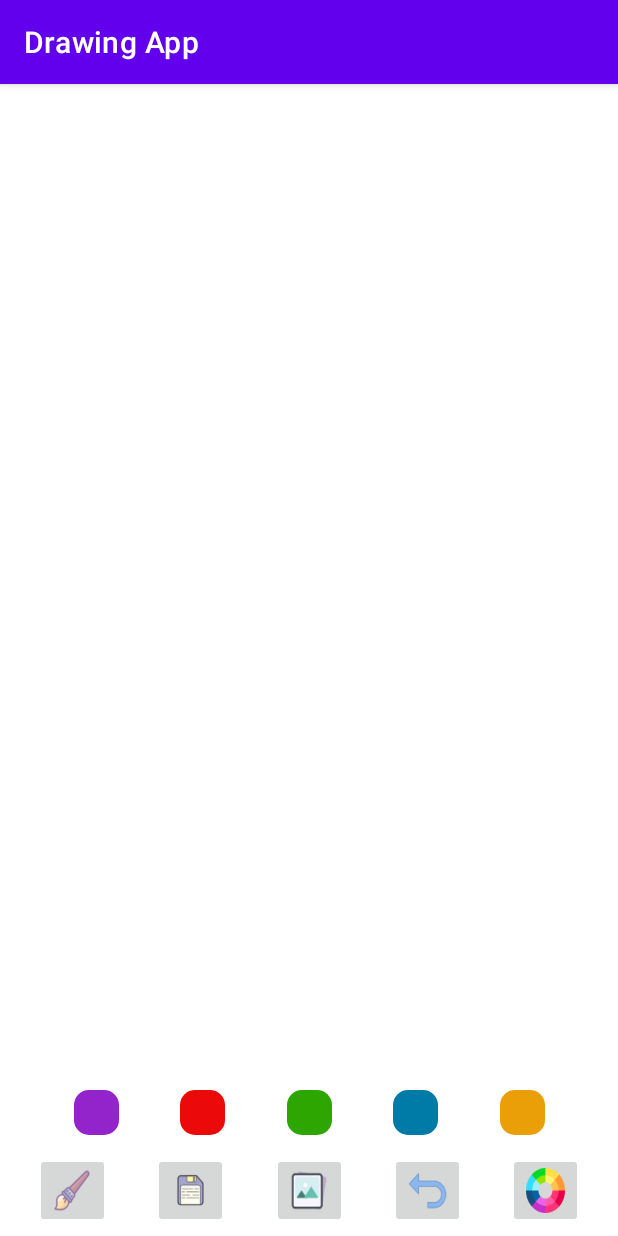
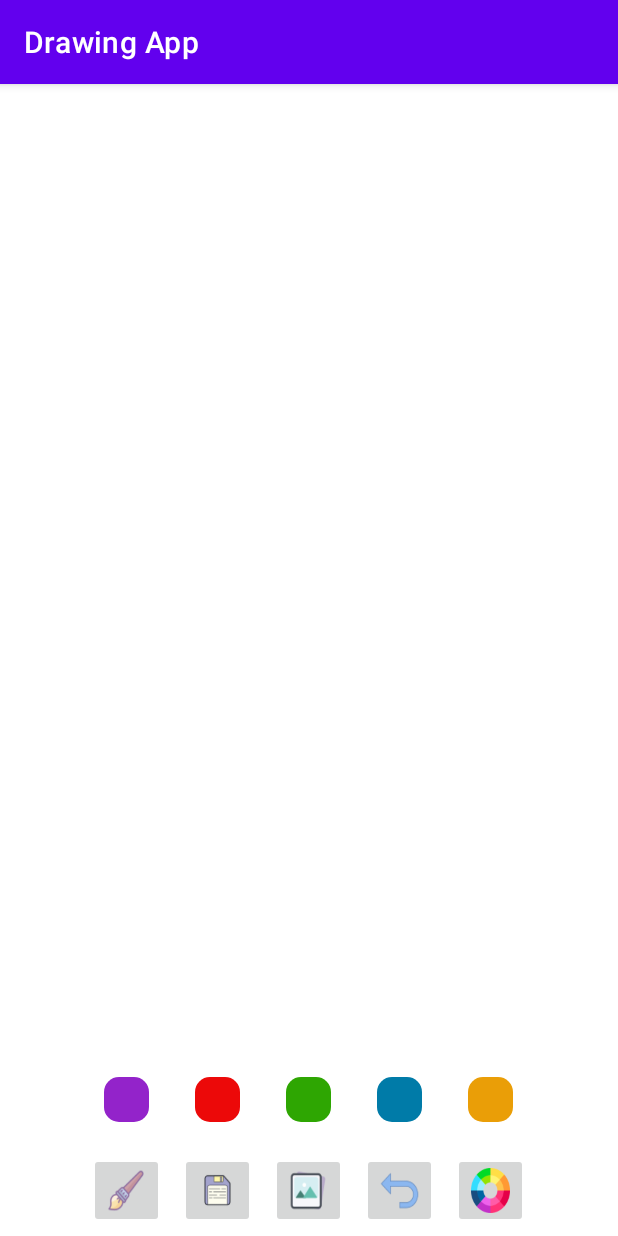
Before and after one commit to Nokheenig/Android_Kotlin_Drawing_App, an Android app: the screen it shows after launch (MainActivity), on a phone screen of 412 x 824 dp. Run offline under Robolectric (Android 15) with nearby library versions, the phone set to English and light mode, and no system bars.

Commit message:
146. Added buttons to the Main activity for save, undo, gallery and color picker (Alternative way)

```diff
--- a/app/src/main/res/layout/activity_main.xml
+++ b/app/src/main/res/layout/activity_main.xml
@@ -1,145 +1,101 @@
 <?xml version="1.0" encoding="utf-8"?>
-<androidx.constraintlayout.widget.ConstraintLayout xmlns:android="http://schemas.android.com/apk/res/android"
+<RelativeLayout xmlns:android="http://schemas.android.com/apk/res/android"
     xmlns:app="http://schemas.android.com/apk/res-auto"
     xmlns:tools="http://schemas.android.com/tools"
     android:layout_width="match_parent"
     android:layout_height="match_parent"
     tools:context=".MainActivity">
 
-    <com.mydomain.drawingapp.DrawingView
-        android:id="@+id/drawing_view"
+    <androidx.appcompat.widget.LinearLayoutCompat        android:id="@+id/linear_l1"
         android:layout_width="match_parent"
         android:layout_height="wrap_content"
-        app:layout_constraintLeft_toLeftOf="parent"
-        app:layout_constraintRight_toRightOf="parent"
-        app:layout_constraintBottom_toTopOf="@+id/constraint_l"/>
+        android:orientation="vertical"
+        android:layout_above="@+id/linear_l2">
 
-    <androidx.constraintlayout.widget.ConstraintLayout
-        android:id="@+id/constraint_l2"
+        <ImageView            android:id="@+id/gallery_image"
+            android:layout_width="match_parent"
+            android:layout_height="match_parent" />
+
+        <com.mydomain.drawingapp.DrawingView        android:id="@+id/drawing_view"
+            android:layout_width="match_parent"
+            android:layout_height="wrap_content"/>
+
+    </androidx.appcompat.widget.LinearLayoutCompat>
+    <androidx.appcompat.widget.LinearLayoutCompat        android:id="@+id/linear_l2"
         android:layout_width="match_parent"
         android:layout_height="wrap_content"
-        android:padding="10dp"
-        app:layout_constraintStart_toStartOf="parent"
-        app:layout_constraintEnd_toEndOf="parent"
-        app:layout_constraintBottom_toTopOf="@+id/constraint_l">
+        android:orientation="horizontal"
+        android:gravity="center"
+        android:layout_above="@+id/linear_l3">
 
-        <androidx.appcompat.widget.AppCompatImageButton
-            android:id="@+id/purple_button"
+        <androidx.appcompat.widget.AppCompatImageButton            android:id="@+id/purple_button"
             android:layout_width="30dp"
             android:layout_height="30dp"
-            android:layout_margin="2dp"
-            android:background="@drawable/purple_bg"
-            app:layout_constraintBottom_toBottomOf="parent"
-            app:layout_constraintStart_toStartOf="parent"
-            app:layout_constraintEnd_toStartOf="@id/red_button"/>
+            android:layout_margin="15dp"
+            android:background="@drawable/purple_bg"/>
 
-        <androidx.appcompat.widget.AppCompatImageButton
-            android:id="@+id/red_button"
+        <androidx.appcompat.widget.AppCompatImageButton            android:id="@+id/red_button"
             android:layout_width="30dp"
             android:layout_height="30dp"
-            android:layout_margin="2dp"
-            android:background="@drawable/red_bg"
-            app:layout_constraintBottom_toBottomOf="parent"
-            app:layout_constraintStart_toEndOf="@id/purple_button"
-            app:layout_constraintEnd_toStartOf="@id/green_button"/>
+            android:layout_margin="15dp"
+            android:background="@drawable/red_bg"/>
 
-        <androidx.appcompat.widget.AppCompatImageButton
-            android:id="@+id/green_button"
+        <androidx.appcompat.widget.AppCompatImageButton            android:id="@+id/green_button"
             android:layout_width="30dp"
             android:layout_height="30dp"
-            android:layout_margin="2dp"
-            android:background="@drawable/green_bg"
-            app:layout_constraintBottom_toBottomOf="parent"
-            app:layout_constraintStart_toEndOf="@id/red_button"
-            app:layout_constraintEnd_toStartOf="@id/blue_button"/>
+            android:layout_margin="15dp"
+            android:background="@drawable/green_bg"/>
 
-        <androidx.appcompat.widget.AppCompatImageButton
-            android:id="@+id/blue_button"
+        <androidx.appcompat.widget.AppCompatImageButton            android:id="@+id/blue_button"
             android:layout_width="30dp"
             android:layout_height="30dp"
-            android:layout_margin="2dp"
-            android:background="@drawable/blue_bg"
-            app:layout_constraintBottom_toBottomOf="parent"
-            app:layout_constraintStart_toEndOf="@id/green_button"
-            app:layout_constraintEnd_toStartOf="@id/orange_button"/>
+            android:layout_margin="15dp"
+            android:background="@drawable/blue_bg"/>
 
-        <androidx.appcompat.widget.AppCompatImageButton
-            android:id="@+id/orange_button"
+        <androidx.appcompat.widget.AppCompatImageButton            android:id="@+id/orange_button"
             android:layout_width="30dp"
             android:layout_height="30dp"
-            android:layout_margin="2dp"
-            android:background="@drawable/orange_bg"
-            app:layout_constraintBottom_toBottomOf="parent"
-            app:layout_constraintStart_toEndOf="@id/blue_button"
-            app:layout_constraintEnd_toEndOf="parent"/>
+            android:layout_margin="15dp"
+            android:background="@drawable/orange_bg"/>
 
-
-    </androidx.constraintlayout.widget.ConstraintLayout>
-
-    <androidx.constraintlayout.widget.ConstraintLayout
-        android:id="@+id/constraint_l"
+    </androidx.appcompat.widget.LinearLayoutCompat>
+    <androidx.appcompat.widget.LinearLayoutCompat        android:id="@+id/linear_l3"
         android:layout_width="match_parent"
         android:layout_height="wrap_content"
-        app:layout_constraintEnd_toEndOf="parent"
-        app:layout_constraintStart_toStartOf="parent"
-        app:layout_constraintBottom_toBottomOf="parent">
+        android:orientation="horizontal"
+        android:layout_alignParentBottom="true"
+        android:gravity="center">
 
-        <androidx.appcompat.widget.AppCompatImageButton
-            android:id="@+id/brush_button"
+        <androidx.appcompat.widget.AppCompatImageButton            android:id="@+id/brush_button"
             android:layout_width="50dp"
             android:layout_height="50dp"
             android:layout_margin="5dp"
             android:scaleType="fitXY"
-            android:src="@drawable/ic_brush"
-            app:layout_constraintBottom_toBottomOf="parent"
-            app:layout_constraintStart_toStartOf="parent"
-            app:layout_constraintEnd_toStartOf="@+id/save_button"
-            />
-        <androidx.appcompat.widget.AppCompatImageButton
-            android:id="@+id/save_button"
+            android:src="@drawable/ic_brush"/>
+        <androidx.appcompat.widget.AppCompatImageButton            android:id="@+id/save_button"
             android:layout_width="50dp"
             android:layout_height="50dp"
             android:layout_margin="5dp"
             android:scaleType="fitXY"
-            android:src="@drawable/ic_save"
-            app:layout_constraintBottom_toBottomOf="parent"
-            app:layout_constraintEnd_toStartOf="@id/gallery_button"
-            app:layout_constraintStart_toEndOf="@+id/brush_button"
-            />
-        <androidx.appcompat.widget.AppCompatImageButton
-            android:id="@+id/gallery_button"
+            android:src="@drawable/ic_save"/>
+        <androidx.appcompat.widget.AppCompatImageButton            android:id="@+id/gallery_button"
             android:layout_width="50dp"
             android:layout_height="50dp"
             android:layout_margin="5dp"
             android:scaleType="fitXY"
-            android:src="@drawable/ic_gallery"
-            app:layout_constraintBottom_toBottomOf="parent"
-            app:layout_constraintEnd_toStartOf="@id/undo_button"
-            app:layout_constraintStart_toEndOf="@id/save_button"
-            />
-        <androidx.appcompat.widget.AppCompatImageButton
-            android:id="@+id/undo_button"
+            android:src="@drawable/ic_gallery"/>
+        <androidx.appcompat.widget.AppCompatImageButton            android:id="@+id/undo_button"
             android:layout_width="50dp"
             android:layout_height="50dp"
             android:layout_margin="5dp"
             android:scaleType="fitXY"
-            android:src="@drawable/ic_undo"
-            app:layout_constraintBottom_toBottomOf="parent"
-            app:layout_constraintEnd_toStartOf="@id/color_picker_button"
-            app:layout_constraintStart_toEndOf="@id/gallery_button"
-            />
-        <androidx.appcompat.widget.AppCompatImageButton
-            android:id="@+id/color_picker_button"
+            android:src="@drawable/ic_undo"/>
+        <androidx.appcompat.widget.AppCompatImageButton            android:id="@+id/color_picker_button"
             android:layout_width="50dp"
             android:layout_height="50dp"
             android:layout_margin="5dp"
             android:scaleType="fitXY"
-            android:src="@drawable/ic_color_picker"
-            app:layout_constraintBottom_toBottomOf="parent"
-            app:layout_constraintStart_toEndOf="@id/undo_button"
-            app:layout_constraintEnd_toEndOf="parent"
-            />
+            android:src="@drawable/ic_color_picker"/>
 
-    </androidx.constraintlayout.widget.ConstraintLayout>
-
-</androidx.constraintlayout.widget.ConstraintLayout>
+    </androidx.appcompat.widget.LinearLayoutCompat>
+</RelativeLayout>
```
